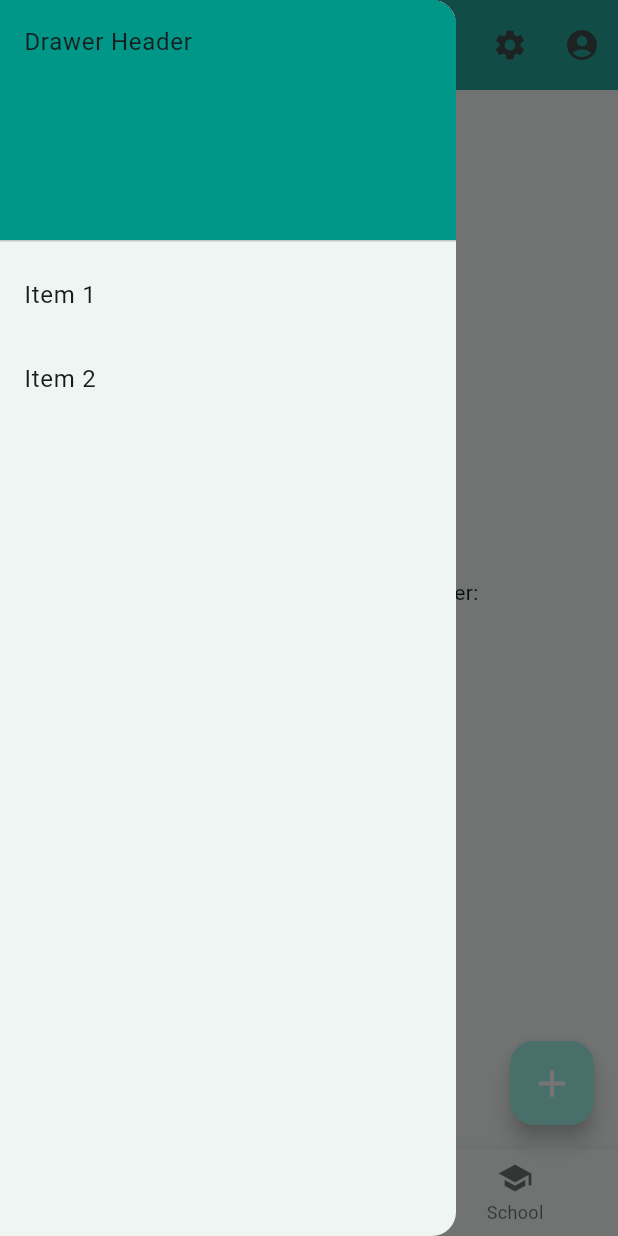
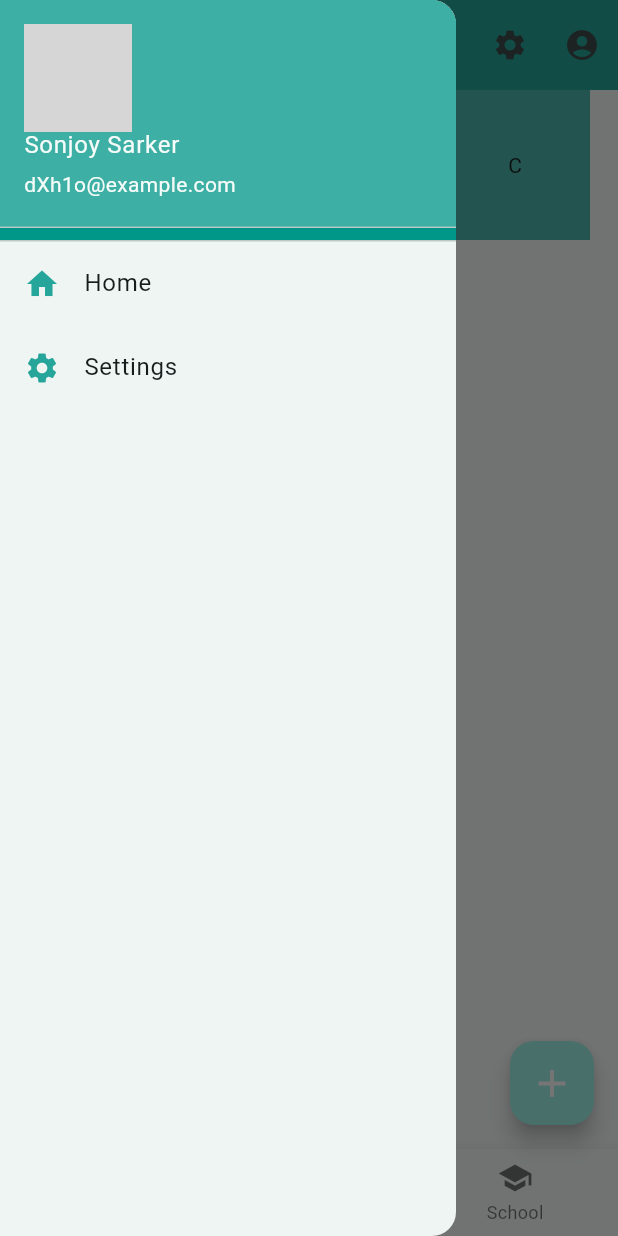
Before and after one commit to sonjoybarmon/learing-flutter, a Flutter app: the screen it shows after launch, with the side drawer open, on a phone screen of 412 x 824 dp. Run offline on Flutter 3.47's test engine with Material 3 defaults, Android fonts, the phone set to English and light mode, and no system bars; network calls fail; grey boxes are pictures that could not be loaded.

Commit message:
Learned tab nav, bavigation drawer, endDrawer, body, Container, Row

```diff
--- a/lib/main.dart
+++ b/lib/main.dart
@@ -90,23 +90,6 @@ class _MyHomePageState extends State<MyHomePage> {
         ],
         // leading: const Icon(Icons.menu),
       ),
-      body: Center(
-        child: Column(
-          mainAxisAlignment: MainAxisAlignment.center,
-          children: <Widget>[
-            const Text('This application is built with Flutter: '),
-            Text(
-              '$_counter',
-              style: Theme.of(context).textTheme.headlineMedium,
-            ),
-          ],
-        ),
-      ),
-      floatingActionButton: FloatingActionButton(
-        onPressed: _incrementCounter,
-        tooltip: 'Increment',
-        child: const Icon(Icons.add, color: Colors.white, size: 30, weight: 20),
-      ),
 
       bottomNavigationBar: BottomNavigationBar(
         currentIndex: 0,
@@ -139,23 +122,162 @@ class _MyHomePageState extends State<MyHomePage> {
           children: [
             const DrawerHeader(
               decoration: BoxDecoration(color: Colors.teal),
-              child: Text('Drawer Header'),
+              padding: EdgeInsets.all(0),
+              margin: EdgeInsets.all(0),
+
+              child: UserAccountsDrawerHeader(
+                decoration: BoxDecoration(color: Colors.white24),
+                accountName: Text('Sonjoy Sarker'),
+                accountEmail: Text('dXh1o@example.com'),
+                currentAccountPicture: CircleAvatar(
+                  backgroundImage: NetworkImage(
+                    'https://pbs.twimg.com/profile_images/1969540996032839682/43i1FCtJ_400x400.jpg',
+                  ),
+                ),
+              ),
             ),
             ListTile(
-              title: const Text('Item 1'),
+              leading: Icon(Icons.home, color: Colors.teal.shade400),
+              title: const Text('Home'),
               onTap: () {
-                MySanckBar('Item 1 Clicked', context);
+                MySanckBar('Home Clicked', context);
               },
             ),
             ListTile(
-              title: const Text('Item 2'),
+              leading: Icon(Icons.settings, color: Colors.teal.shade400),
+              title: const Text('Settings'),
               onTap: () {
-                MySanckBar('Item 2 Clicked', context);
+                MySanckBar('Settings Clicked', context);
               },
             ),
           ],
         ),
       ),
+
+      endDrawer: Drawer(
+        child: ListView(
+          padding: EdgeInsets.zero,
+          children: [
+            const DrawerHeader(
+              decoration: BoxDecoration(color: Colors.teal),
+              padding: EdgeInsets.all(0),
+              margin: EdgeInsets.all(0),
+
+              child: UserAccountsDrawerHeader(
+                decoration: BoxDecoration(color: Colors.white24),
+                accountName: Text('Sonjoy Sarker'),
+                accountEmail: Text('dXh1o@example.com'),
+                currentAccountPicture: CircleAvatar(
+                  backgroundImage: NetworkImage(
+                    'https://pbs.twimg.com/profile_images/1969540996032839682/43i1FCtJ_400x400.jpg',
+                  ),
+                ),
+              ),
+            ),
+            ListTile(
+              leading: Icon(Icons.home, color: Colors.teal.shade400),
+              title: const Text('Home'),
+              onTap: () {
+                MySanckBar('Home Clicked', context);
+              },
+            ),
+            ListTile(
+              leading: Icon(Icons.settings, color: Colors.teal.shade400),
+              title: const Text('Settings'),
+              onTap: () {
+                MySanckBar('Settings Clicked', context);
+              },
+            ),
+          ],
+        ),
+      ),
+
+      floatingActionButton: FloatingActionButton(
+        onPressed: _incrementCounter,
+        tooltip: 'Increment',
+        child: const Icon(Icons.add, color: Colors.white, size: 30, weight: 20),
+      ),
+
+      // body: Center(
+      //   child: Column(
+      //     mainAxisAlignment: MainAxisAlignment.center,
+      //     children: <Widget>[
+      //       const Text('This application is built with Flutter: '),
+      //       Text(
+      //         '$_counter',
+      //         style: Theme.of(context).textTheme.headlineMedium,
+      //       ),
+      //     ],
+      //   ),
+      // ),
+      // body: Container(
+      //   height: 200,
+      //   width: 200,
+      //   alignment: Alignment.center,
+      //   margin: const EdgeInsets.all(50),
+      //   padding: const EdgeInsets.all(20),
+      //   decoration: BoxDecoration(
+      //     color: Colors.teal.shade100,
+      //     border: Border.all(color: Colors.teal.shade400, width: 5),
+      //     borderRadius: BorderRadius.circular(20),
+      //     boxShadow: [
+      //       BoxShadow(
+      //         color: Colors.grey.withOpacity(0.5),
+      //         spreadRadius: 5,
+      //         blurRadius: 7,
+      //         offset: const Offset(0, 3), // changes position of shadow
+      //       ),
+      //     ],
+      //   ),
+      //   child: Center(
+      //     child: Column(
+      //       mainAxisAlignment: MainAxisAlignment.center,
+      //       children: <Widget>[
+      //         const Text(
+      //           'This application is built with Flutter: ',
+      //           textAlign: TextAlign.center,
+      //           style: TextStyle(fontSize: 16, fontWeight: FontWeight.w500),
+      //         ),
+      //         Text(
+      //           '$_counter',
+      //           style: Theme.of(context).textTheme.headlineMedium,
+      //           textAlign: TextAlign.center,
+      //         ),
+      //       ],
+      //     ),
+      //   ),
+      // ),
+      body: Row(
+        mainAxisAlignment: MainAxisAlignment.spaceAround,
+        crossAxisAlignment: CrossAxisAlignment.center,
+
+        // mainAxisSize: MainAxisSize.min,
+
+        // children: <Widget>[
+        //   const Text('This application is built with Flutter: '),
+        //   Text('$_counter', style: Theme.of(context).textTheme.headlineMedium),
+        // ],
+        children: [
+          Container(
+            width: 100,
+            height: 100,
+            color: Colors.teal.shade100,
+            child: const Center(child: Text('A')),
+          ),
+          Container(
+            width: 100,
+            height: 100,
+            color: Colors.teal.shade200,
+            child: const Center(child: Text('B')),
+          ),
+          Container(
+            width: 100,
+            height: 100,
+            color: Colors.teal.shade300,
+            child: const Center(child: Text('C')),
+          ),
+        ],
+      ),
     );
   }
 }
```
